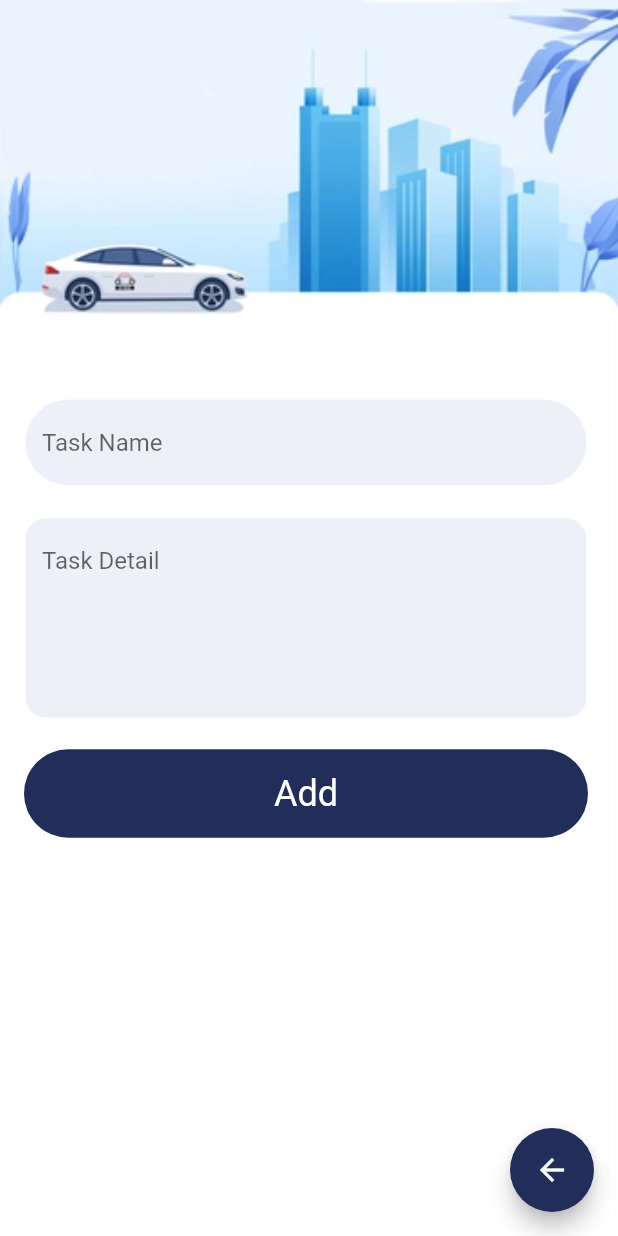
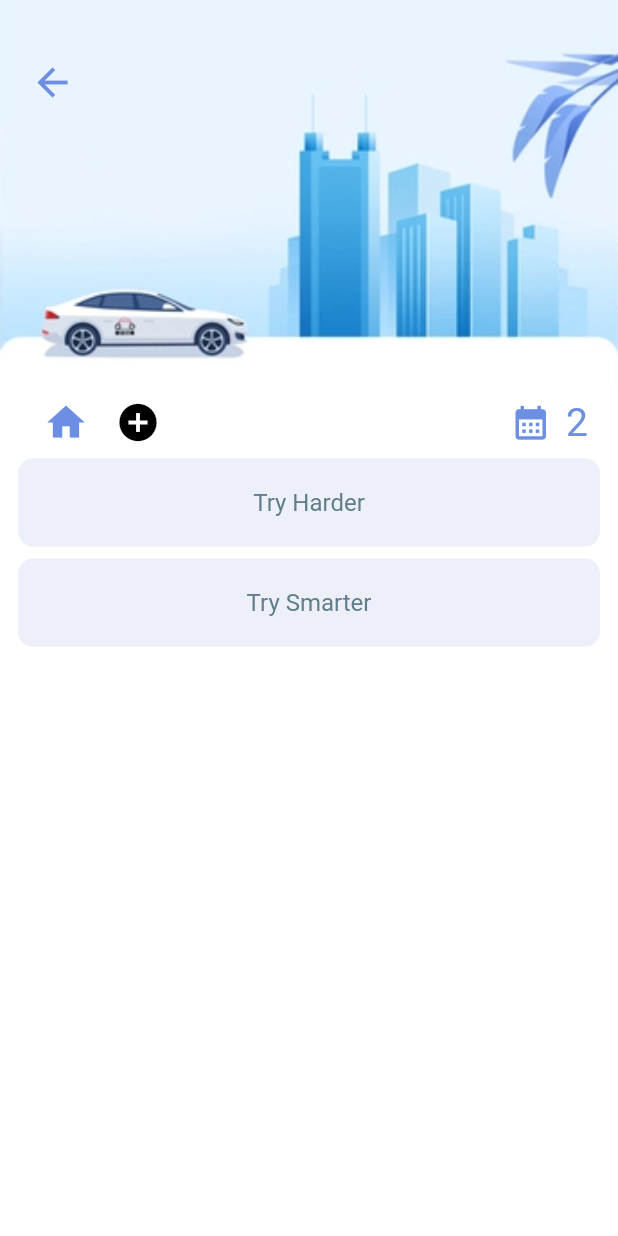
Before and after one commit to yoqub-davlatov/TaskManager, a Flutter app: the screen it shows after launch, on a phone screen of 412 x 824 dp. Run offline on Flutter 3.47's test engine with Material 2 defaults, Android fonts, the phone set to English and light mode, and no system bars.

Commit message:
added show tasks screen

```diff
--- a/lib/main.dart
+++ b/lib/main.dart
@@ -1,6 +1,7 @@
 import 'package:flutter/material.dart';
 import 'package:front/screens/add_task.dart';
 import 'package:front/screens/home_screen.dart';
+import 'package:front/screens/show_tasks.dart';
 
 void main() {
   runApp(const MyApp());
@@ -18,7 +19,7 @@ class MyApp extends StatelessWidget {
       theme: ThemeData(
         primarySwatch: Colors.blue,
       ),
-      home: const AddTask(),
+      home: const ShowTasks(),
     );
   }
 }
--- /dev/null
+++ b/lib/screens/show_tasks.dart
@@ -0,0 +1,94 @@
+import 'package:flutter/material.dart';
+import 'package:front/colors/app_colors.dart';
+import 'package:front/widgets/task_widget.dart';
+
+class ShowTasks extends StatelessWidget {
+  const ShowTasks({super.key});
+
+  @override
+  Widget build(BuildContext context) {
+    List tasks = [
+      "Try Harder",
+      "Try Smarter",
+    ];
+    return Scaffold(
+      backgroundColor: Colors.white,
+      body: Column(
+        children: [
+          Container(
+            padding: const EdgeInsets.only(
+              left: 20,
+              top: 40,
+            ),
+            alignment: Alignment.topLeft,
+            decoration: const BoxDecoration(
+              image: DecorationImage(
+                fit: BoxFit.cover,
+                image: AssetImage("assets/header1.jpg"),
+              ),
+            ),
+            width: double.maxFinite,
+            height: MediaQuery.of(context).size.height / 3.2,
+            child: Icon(
+              Icons.arrow_back,
+              size: 30,
+              color: AppColors.secondaryColor,
+            ),
+          ),
+          Padding(
+            padding: const EdgeInsets.only(
+              left: 20.0,
+              right: 20,
+            ),
+            child: Row(
+              children: [
+                IconButton(
+                  onPressed: () {},
+                  icon: Icon(
+                    Icons.home,
+                    size: 30,
+                    color: AppColors.secondaryColor,
+                  ),
+                ),
+                IconButton(
+                  onPressed: () {},
+                  icon: const Icon(
+                    Icons.add_circle,
+                    size: 30,
+                    color: Colors.black,
+                  ),
+                ),
+                Expanded(child: Container()),
+                Icon(
+                  Icons.calendar_month,
+                  size: 27,
+                  color: AppColors.secondaryColor,
+                ),
+                const SizedBox(
+                  width: 10,
+                ),
+                Text(
+                  "2",
+                  style: TextStyle(
+                    color: AppColors.secondaryColor,
+                    fontSize: 26,
+                  ),
+                ),
+              ],
+            ),
+          ),
+          Flexible (
+            child: ListView.builder(
+              itemCount: tasks.length,
+              itemBuilder: (context, index) {
+                return TaskWidget(
+                  task: tasks[index],
+                );
+              },
+            ),
+          )
+        ],
+      ),
+    );
+  }
+}
--- /dev/null
+++ b/lib/widgets/task_widget.dart
@@ -0,0 +1,35 @@
+import 'package:flutter/material.dart';
+import 'package:front/colors/app_colors.dart';
+
+class TaskWidget extends StatelessWidget {
+  final String task;
+  const TaskWidget({super.key, required this.task});
+
+  @override
+  Widget build(BuildContext context) {
+    return Padding(
+      padding: const EdgeInsets.only(
+        left: 12,
+        right: 12,
+        bottom: 8,
+      ),
+      child: Container(
+        width: double.maxFinite,
+        height: MediaQuery.of(context).size.height / 14,
+        decoration: BoxDecoration(
+          color: AppColors.textHolder,
+          borderRadius: BorderRadius.circular(10),
+        ),
+        child: Center(
+          child: Text(
+            task,
+            style: const TextStyle(
+              fontSize: 16,
+              color: Colors.blueGrey,
+            ),
+          ),
+        ),
+      ),
+    );
+  }
+}
```
